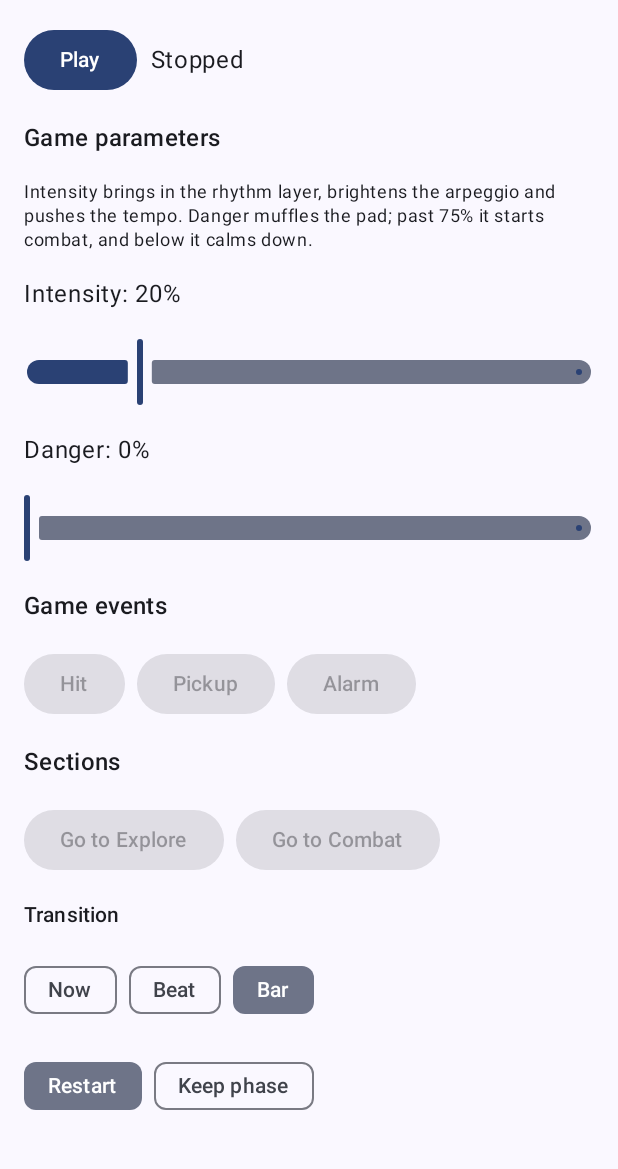
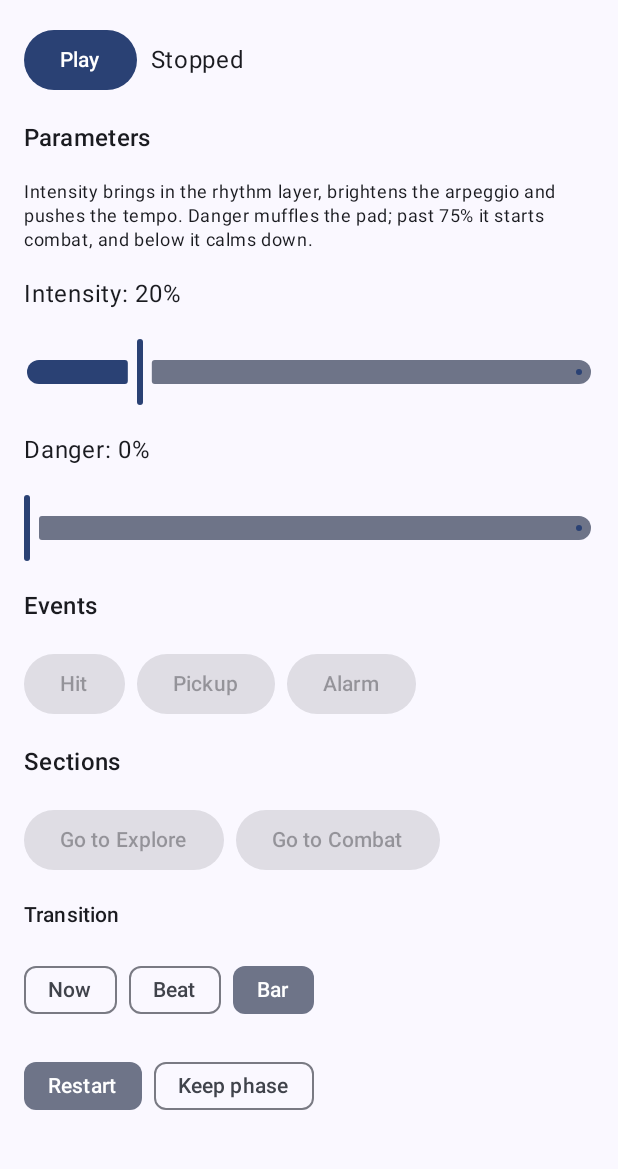
Before and after one commit to jfuerth/adaptive-tracker, an Android app built with Jetpack Compose: the screen it shows after launch (MainActivity), on a phone screen of 412 x 824 dp, the part 66-1235 px from its top. Run offline under Robolectric (Android 15) with nearby library versions, the phone set to English and light mode, and no system bars; 4 statements that could not run were skipped.

Commit message:
Neutral wording: no "game" in the GUI, docs or event struct
The music may be for theatre, live performance or anything else, and
parameter and event names are the composer's choice. UI headings become
"Parameters" and "Events", GameEvent becomes Event, and DESIGN.md records
the rule.

Co-Authored-By: Claude Opus 5.5 <noreply@anthropic.com>
Claude-Session: https://claude.ai/code/session_019gbLxYo9Q7dH1MeVfe8Drg

```diff
--- a/android/app/src/main/kotlin/io/github/jfuerth/adaptivetracker/MainActivity.kt
+++ b/android/app/src/main/kotlin/io/github/jfuerth/adaptivetracker/MainActivity.kt
@@ -150,8 +150,8 @@ private fun AdaptiveScreen(audioOk: Boolean) {
                 )
             }
 
-            // Game parameters
-            SectionTitle("Game parameters")
+            // Parameters
+            SectionTitle("Parameters")
             Text(
                 "Intensity brings in the rhythm layer, brightens the arpeggio and pushes the tempo. " +
                     "Danger muffles the pad; past 75% it starts combat, and below it calms down.",
@@ -168,8 +168,8 @@ private fun AdaptiveScreen(audioOk: Boolean) {
                 )
             }
 
-            // Game events
-            SectionTitle("Game events")
+            // Events
+            SectionTitle("Events")
             FlowRow(horizontalArrangement = Arrangement.spacedBy(8.dp)) {
                 NativeAudio.EVENT_BUTTONS.forEach { (index, label) ->
                     FilledTonalButton(onClick = { NativeAudio.fireEvent(index) }, enabled = playing) {
--- a/android/app/src/main/kotlin/io/github/jfuerth/adaptivetracker/NativeAudio.kt
+++ b/android/app/src/main/kotlin/io/github/jfuerth/adaptivetracker/NativeAudio.kt
@@ -22,7 +22,7 @@ object NativeAudio {
     val LAYERS = listOf("Rhythm", "Melody", "Pad")
     val PARAMS = listOf("Intensity", "Danger")
 
-    /** Game events with buttons: index into the demo's events, and a label. */
+    /** Events with buttons: index into the demo's events, and a label. */
     val EVENT_BUTTONS = listOf(0 to "Hit", 1 to "Pickup", 4 to "Alarm")
 
     enum class Quantize(val label: String) { NOW("Now"), BEAT("Beat"), BAR("Bar") }
```
Also changed, not shown: 7 other files.
